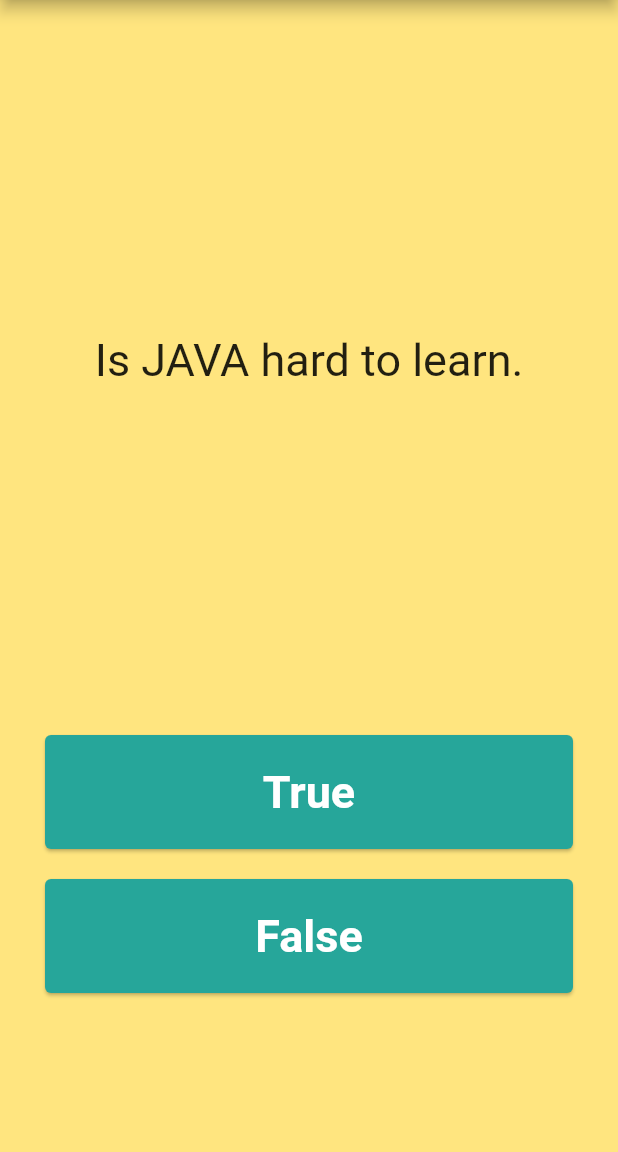
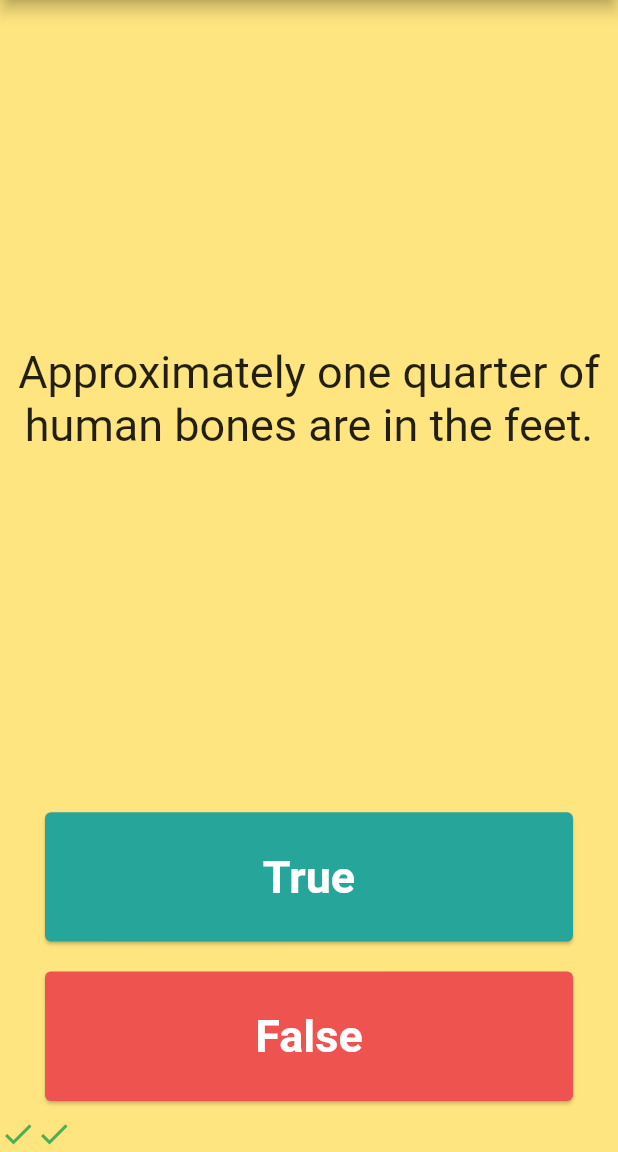
Before and after one commit to Lichyo/quiz, a Flutter app: the screen it shows after launch, after a tap on "True", after a tap on "False", on a phone screen of 412 x 824 dp, the part 84-1236 px from its top. Run offline on Flutter 3.47's test engine with Material 2 defaults, Android fonts, the phone set to English and light mode, and no system bars.

Commit message:
create Question , QuizBrain class , and put in the quizes

```diff
--- a/lib/Question.dart
+++ b/lib/Question.dart
@@ -1,15 +1,11 @@
 class Question
 {
-  int questionNumber = 0;
+  String questionText = "";
+  bool questionAnswer = false;
 
-  List<String> questionText = [
-    'Cindy is stinky.',
-    'Cindy loves Green.',
-    'Is JAVA hard to learn.',
-  ];
-  List<bool> questionAnswer = [
-    true,
-    true,
-    true,
-  ];
+  Question({String q = "", bool a = false})
+  {
+    questionText = q;
+    questionAnswer = a;
+  }
 }
--- /dev/null
+++ b/lib/QuizBrain.dart
@@ -0,0 +1,49 @@
+import '../Question.dart';
+
+class QuizBrain {
+  int _questionNumber = 0;
+
+  final List<Question> _questionBank = [
+    Question(q: 'Some cats are actually allergic to humans', a: true),
+    Question(q: 'You can lead a cow down stairs but not up stairs.', a: false),
+    Question(
+        q: 'Approximately one quarter of human bones are in the feet.',
+        a: true),
+    Question(q: 'A slug\'s blood is green.', a: true),
+    Question(q: 'Buzz Aldrin\'s mother\'s maiden name was \"Moon\".', a: true),
+    Question(q: 'It is illegal to pee in the Ocean in Portugal.', a: true),
+    Question(
+        q: 'No piece of square dry paper can be folded in half more than 7 times.',
+        a: false),
+    Question(
+        q: 'In London, UK, if you happen to die in the House of Parliament, you are technically entitled to a state funeral, because the building is considered too sacred a place.',
+        a: true),
+    Question(
+        q: 'The loudest sound produced by any animal is 188 decibels. That animal is the African Elephant.',
+        a: false),
+    Question(
+        q: 'The total surface area of two human lungs is approximately 70 square metres.',
+        a: true),
+    Question(q: 'Google was originally called \"Backrub\".', a: true),
+    Question(
+        q: 'Chocolate affects a dog\'s heart and nervous system; a few ounces are enough to kill a small dog.',
+        a: true),
+    Question(
+        q: 'In West Virginia, USA, if you accidentally hit an animal with your car, you are free to take it home to eat.',
+        a: true),
+  ];
+
+  void nextQuestion() {
+    if (_questionNumber < _questionBank.length - 1) {
+      _questionNumber++;
+    }
+  }
+
+  String getQuestionText() {
+    return _questionBank[_questionNumber].questionText;
+  }
+
+  bool getQuestionAnswer() {
+    return _questionBank[_questionNumber].questionAnswer;
+  }
+}
--- a/lib/Score.dart
+++ b/lib/Score.dart
@@ -3,5 +3,4 @@ import 'package:flutter/cupertino.dart';
 class Score
 {
   List<Icon> scoreKeeper = [];
-
 }
--- a/lib/main.dart
+++ b/lib/main.dart
@@ -1,6 +1,7 @@
 import 'package:flutter/material.dart';
-import 'Question.dart';
-import 'Score.dart';
+import 'package:quiz/QuizBrain.dart';
+
+QuizBrain quizBrain = QuizBrain();
 
 void main() => runApp(const HomePage());
 
@@ -11,12 +12,16 @@ class HomePage extends StatelessWidget {
   Widget build(BuildContext context) {
     return MaterialApp(
       home: Scaffold(
+
         backgroundColor: Colors.amberAccent.shade100,
         appBar: AppBar(
           actions: [
             TextButton(
-             child: const Icon(Icons.menu, color: Colors.white,),
-             onPressed: (){},
+              child: const Icon(
+                Icons.menu,
+                color: Colors.white,
+              ),
+              onPressed: () {},
             ),
           ],
           backgroundColor: Colors.teal.shade600,
@@ -36,11 +41,34 @@ class QuizPage extends StatefulWidget {
 }
 
 class _QuizPageState extends State<QuizPage> {
-  Question q1 = Question();
+  List<Icon> scoreKeeper = [];
+  void checkAnswer(bool userAnswer) {
+    bool correctAnswer = quizBrain.getQuestionAnswer();
+    setState(() {
+      if (correctAnswer == userAnswer) {
+        scoreKeeper.add(
+          const Icon(
+            Icons.check,
+            color: Colors.green,
+          ),
+        );
+      } else {
+        scoreKeeper.add(
+          const Icon(
+            Icons.close,
+            color: Colors.red,
+          ),
+        );
+      }
+
+      quizBrain.nextQuestion();
+    });
+  }
 
   @override
   Widget build(BuildContext context) {
-    return Column(
+    return SafeArea(
+      child: Column(
         crossAxisAlignment: CrossAxisAlignment.stretch,
         mainAxisAlignment: MainAxisAlignment.spaceBetween,
         children: [
@@ -48,7 +76,8 @@ class _QuizPageState extends State<QuizPage> {
             flex: 5,
             child: Center(
               child: Text(
-              q1.questionText[q1.questionNumber],
+                textAlign: TextAlign.center,
+                quizBrain.getQuestionText(),
                 style: const TextStyle(
                   fontSize: 30,
                 ),
@@ -69,24 +98,7 @@ class _QuizPageState extends State<QuizPage> {
                   ),
                 ),
                 onPressed: () {
-                setState(() {
-                  if(true == q1.questionAnswer[q1.questionNumber])
-                    {
-                      print('corrected answer.');
-                    }
-                  else
-                    {
-                      print('wrong answer.');
-                    }
-                  if(q1.questionNumber < 2)
-                   {
-                    q1.questionNumber++;
-                   }
-                  else if (q1.questionNumber == 2)
-                   {
-                     q1.questionNumber = 0;
-                   }
-                });
+                  checkAnswer(true);
                 },
               ),
             ),
@@ -94,7 +106,7 @@ class _QuizPageState extends State<QuizPage> {
           Expanded(
             child: Card(
               margin: const EdgeInsets.symmetric(horizontal: 30, vertical: 10),
-            color: Colors.teal.shade400,
+              color: Colors.red.shade400,
               child: TextButton(
                 child: const Text(
                   'False',
@@ -105,33 +117,16 @@ class _QuizPageState extends State<QuizPage> {
                   ),
                 ),
                 onPressed: () {
-                setState(() {
-                  if(false == q1.questionAnswer[q1.questionNumber])
-                  {
-                    print('corrected answer.');
-                  }
-                  else
-                  {
-                    print('wrong answer.');
-                  }
-                  if(q1.questionNumber < 2)
-                  {
-                    q1.questionNumber++;
-                  }
-                  else if (q1.questionNumber == 2)
-                  {
-                    q1.questionNumber = 0;
-                  }
-                });
+                  checkAnswer(false);
                 },
               ),
             ),
           ),
-        const Expanded(
-          flex: 1,
-          child: SizedBox(),
-        )
+          Row(
+            children: scoreKeeper,
+          ),
         ],
+      ),
     );
   }
 }
```
Lines whose indentation alone changed are shown as unchanged.
